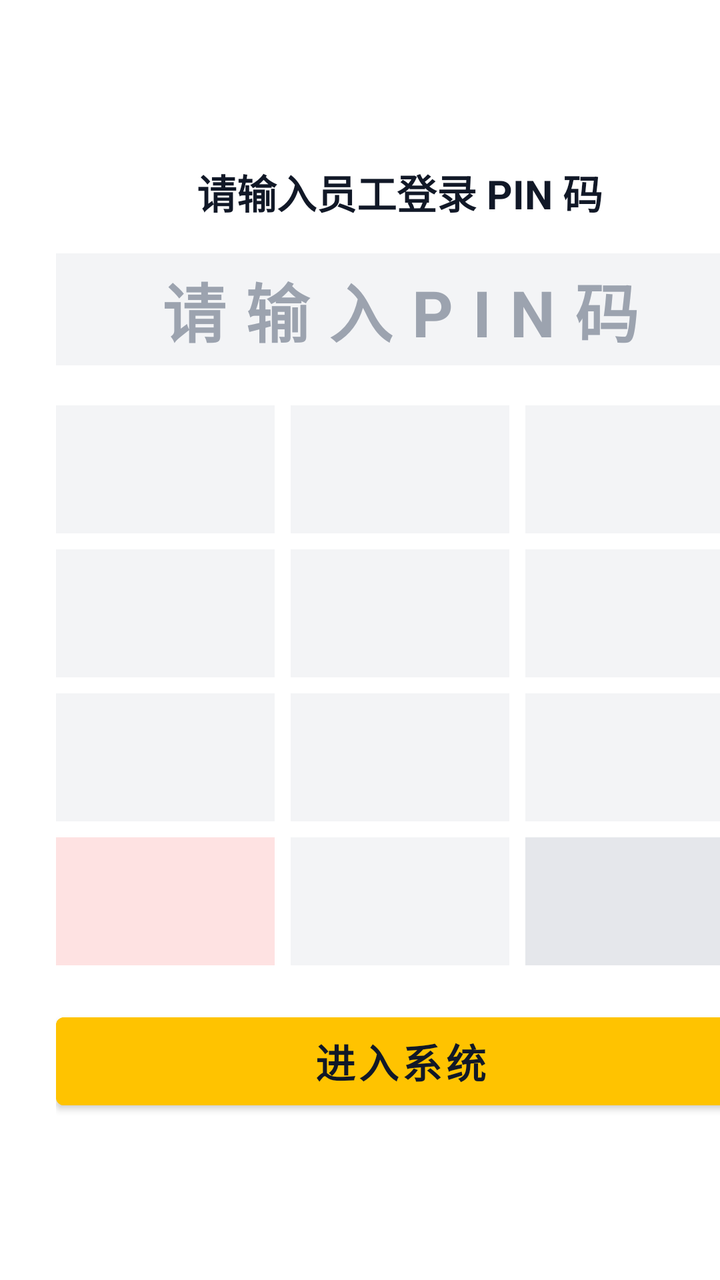
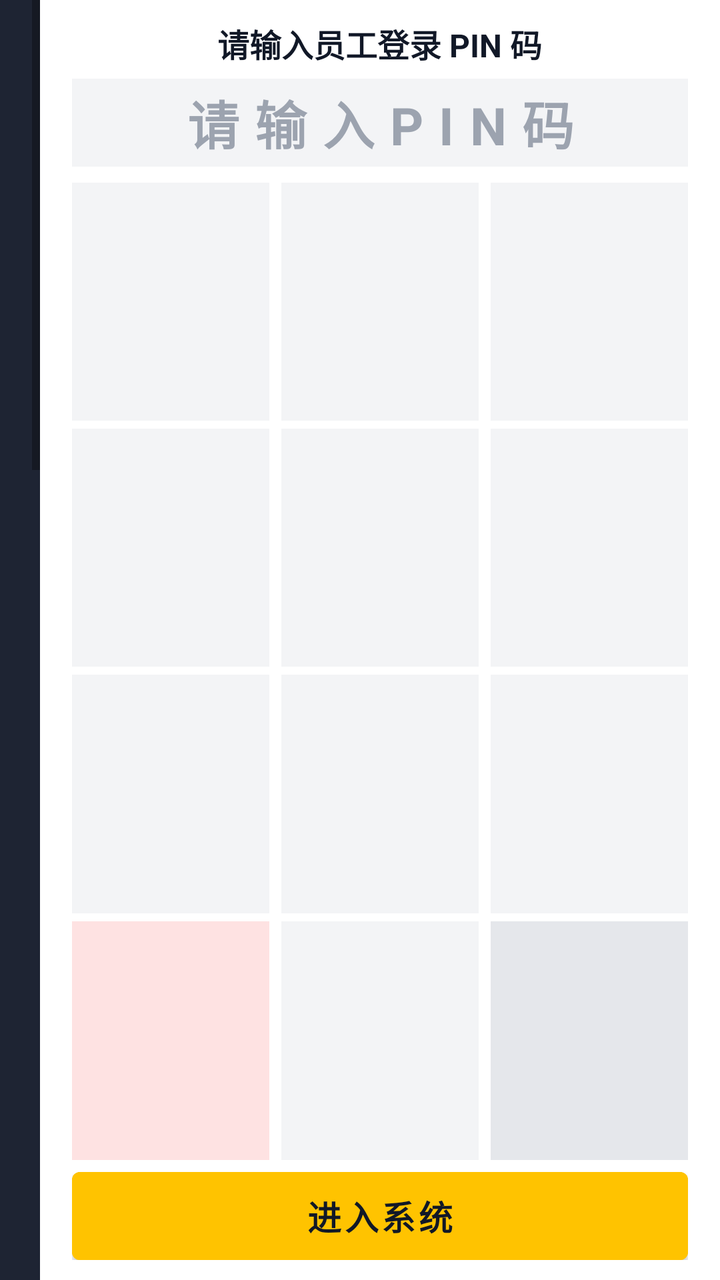

The first picture is an Android layout as it rendered before a commit; the second is the same layout after the commit. The layout source and the unified diff follow.
<!-- AndroidManifest.xml: application theme Theme.MeituanPosLite -->
<!-- res/layout/activity_login.xml -->
<?xml version="1.0" encoding="utf-8"?>
<LinearLayout xmlns:android="http://schemas.android.com/apk/res/android"
    android:layout_width="match_parent"
    android:layout_height="match_parent"
    android:orientation="horizontal"
    android:background="#1E2433">

    
    <LinearLayout
        android:layout_width="0dp"
        android:layout_height="match_parent"
        android:layout_weight="1"
        android:gravity="center"
        android:orientation="vertical"
        android:padding="32dp">

        <TextView
            android:layout_width="wrap_content"
            android:layout_height="wrap_content"
            android:text="六猫餐饮"
            android:textColor="#FFC300"
            android:textSize="38sp"
            android:textStyle="bold" />

        <TextView
            android:layout_width="wrap_content"
            android:layout_height="wrap_content"
            android:layout_marginTop="16dp"
            android:text="纯本地单机版 | 堂食桌台与快餐管理"
            android:textColor="#9CA3AF"
            android:textSize="18sp" />

        <TextView
            android:layout_width="wrap_content"
            android:layout_height="wrap_content"
            android:layout_marginTop="28dp"
            android:text="初始账号密码：\n店长 PIN: 888888\n收银员 PIN: 1234"
            android:textColor="#6B7280"
            android:textSize="15sp"
            android:gravity="center"
            android:lineSpacingExtra="6dp"/>
    </LinearLayout>

    
    <LinearLayout
        android:layout_width="400dp"
        android:layout_height="match_parent"
        android:gravity="center"
        android:orientation="vertical"
        android:background="#FFFFFF"
        android:padding="28dp">

        <TextView
            android:layout_width="wrap_content"
            android:layout_height="wrap_content"
            android:text="请输入员工登录 PIN 码"
            android:textColor="#111827"
            android:textSize="20sp"
            android:textStyle="bold" />

        <TextView
            android:id="@+id/tvPinDisplay"
            android:layout_width="match_parent"
            android:layout_height="56dp"
            android:layout_marginTop="16dp"
            android:background="#F3F4F6"
            android:gravity="center"
            android:hint="请输入PIN码"
            android:textColorHint="#9CA3AF"
            android:textColor="#111827"
            android:textSize="32sp"
            android:textStyle="bold"
            android:letterSpacing="0.3" />

        
        <LinearLayout
            android:layout_width="match_parent"
            android:layout_height="wrap_content"
            android:orientation="vertical"
            android:layout_marginTop="20dp">

            
            <LinearLayout
                android:layout_width="match_parent"
                android:layout_height="64dp"
                android:orientation="horizontal"
                android:weightSum="3"
                android:layout_marginBottom="8dp">

                <TextView android:id="@+id/btn1" android:layout_width="0dp" android:layout_height="match_parent" android:layout_weight="1" android:layout_marginEnd="4dp" android:gravity="center" android:textSize="26sp" android:textStyle="bold" android:background="#F3F4F6" android:clickable="true" android:focusable="true"/>
                <TextView android:id="@+id/btn2" android:layout_width="0dp" android:layout_height="match_parent" android:layout_weight="1" android:layout_marginHorizontal="4dp" android:gravity="center" android:textSize="26sp" android:textStyle="bold" android:background="#F3F4F6" android:clickable="true" android:focusable="true"/>
                <TextView android:id="@+id/btn3" android:layout_width="0dp" android:layout_height="match_parent" android:layout_weight="1" android:layout_marginStart="4dp" android:gravity="center" android:textSize="26sp" android:textStyle="bold" android:background="#F3F4F6" android:clickable="true" android:focusable="true"/>
            </LinearLayout>

            
            <LinearLayout
                android:layout_width="match_parent"
                android:layout_height="64dp"
                android:orientation="horizontal"
                android:weightSum="3"
                android:layout_marginBottom="8dp">

                <TextView android:id="@+id/btn4" android:layout_width="0dp" android:layout_height="match_parent" android:layout_weight="1" android:layout_marginEnd="4dp" android:gravity="center" android:textSize="26sp" android:textStyle="bold" android:background="#F3F4F6" android:clickable="true" android:focusable="true"/>
                <TextView android:id="@+id/btn5" android:layout_width="0dp" android:layout_height="match_parent" android:layout_weight="1" android:layout_marginHorizontal="4dp" android:gravity="center" android:textSize="26sp" android:textStyle="bold" android:background="#F3F4F6" android:clickable="true" android:focusable="true"/>
                <TextView android:id="@+id/btn6" android:layout_width="0dp" android:layout_height="match_parent" android:layout_weight="1" android:layout_marginStart="4dp" android:gravity="center" android:textSize="26sp" android:textStyle="bold" android:background="#F3F4F6" android:clickable="true" android:focusable="true"/>
            </LinearLayout>

            
            <LinearLayout
                android:layout_width="match_parent"
                android:layout_height="64dp"
                android:orientation="horizontal"
                android:weightSum="3"
                android:layout_marginBottom="8dp">

                <TextView android:id="@+id/btn7" android:layout_width="0dp" android:layout_height="match_parent" android:layout_weight="1" android:layout_marginEnd="4dp" android:gravity="center" android:textSize="26sp" android:textStyle="bold" android:background="#F3F4F6" android:clickable="true" android:focusable="true"/>
                <TextView android:id="@+id/btn8" android:layout_width="0dp" android:layout_height="match_parent" android:layout_weight="1" android:layout_marginHorizontal="4dp" android:gravity="center" android:textSize="26sp" android:textStyle="bold" android:background="#F3F4F6" android:clickable="true" android:focusable="true"/>
                <TextView android:id="@+id/btn9" android:layout_width="0dp" android:layout_height="match_parent" android:layout_weight="1" android:layout_marginStart="4dp" android:gravity="center" android:textSize="26sp" android:textStyle="bold" android:background="#F3F4F6" android:clickable="true" android:focusable="true"/>
            </LinearLayout>

            
            <LinearLayout
                android:layout_width="match_parent"
                android:layout_height="64dp"
                android:orientation="horizontal"
                android:weightSum="3">

                <TextView android:id="@+id/btnClear" android:layout_width="0dp" android:layout_height="match_parent" android:layout_weight="1" android:layout_marginEnd="4dp" android:gravity="center" android:textSize="18sp" android:textStyle="bold" android:background="#FEE2E2" android:clickable="true" android:focusable="true"/>
                <TextView android:id="@+id/btn0" android:layout_width="0dp" android:layout_height="match_parent" android:layout_weight="1" android:layout_marginHorizontal="4dp" android:gravity="center" android:textSize="26sp" android:textStyle="bold" android:background="#F3F4F6" android:clickable="true" android:focusable="true"/>
                <TextView android:id="@+id/btnDelete" android:layout_width="0dp" android:layout_height="match_parent" android:layout_weight="1" android:layout_marginStart="4dp" android:gravity="center" android:textSize="22sp" android:textStyle="bold" android:background="#E5E7EB" android:clickable="true" android:focusable="true"/>
            </LinearLayout>
        </LinearLayout>

        <Button
            android:id="@+id/btnLogin"
            android:layout_width="match_parent"
            android:layout_height="56dp"
            android:layout_marginTop="20dp"
            android:text="进入系统"
            android:textStyle="bold"
            android:textSize="20sp"
            android:backgroundTint="#FFC300"
            android:textColor="#111827"/>
    </LinearLayout>
</LinearLayout>
<!-- resources referenced by this layout -->
<resources>
  <style name="Theme.MeituanPosLite" parent="Theme.MaterialComponents.Light.NoActionBar">
          <item name="colorPrimary">@color/meituan_yellow</item>
          <item name="colorSecondary">#333333</item>
          <item name="android:statusBarColor">#FFD100</item>
      </style>
  <color name="meituan_yellow">#FFC300</color>
</resources>

<!-- the commit's change to res/layout/activity_login.xml (unified diff, before → after) -->
@@ -6,140 +6,155 @@
     android:background="#1E2433">
 
     
-    <LinearLayout
+    <ScrollView
         android:layout_width="0dp"
         android:layout_height="match_parent"
         android:layout_weight="1"
-        android:gravity="center"
+        android:fillViewport="true">
+
+        <LinearLayout
+            android:layout_width="match_parent"
+            android:layout_height="wrap_content"
+            android:gravity="center"
+            android:orientation="vertical"
+            android:padding="16dp">
+
+            <TextView
+                android:layout_width="wrap_content"
+                android:layout_height="wrap_content"
+                android:text="六猫餐饮"
+                android:textColor="#FFC300"
+                android:textSize="32sp"
+                android:textStyle="bold" />
+
+            <TextView
+                android:layout_width="wrap_content"
+                android:layout_height="wrap_content"
+                android:layout_marginTop="8dp"
+                android:text="纯本地单机版 | 堂食桌台与快餐管理"
+                android:textColor="#9CA3AF"
+                android:textSize="15sp" />
+
+            <TextView
+                android:layout_width="wrap_content"
+                android:layout_height="wrap_content"
+                android:layout_marginTop="16dp"
+                android:text="初始账号密码：\n店长 PIN: 888888  |  收银员 PIN: 1234\n(支持屏幕触控与物理键盘输入)"
+                android:textColor="#6B7280"
+                android:textSize="13sp"
+                android:gravity="center"
+                android:lineSpacingExtra="4dp"/>
+        </LinearLayout>
+    </ScrollView>
+
+    
+    <LinearLayout
+        android:layout_width="340dp"
+        android:layout_height="match_parent"
         android:orientation="vertical"
-        android:padding="32dp">
+        android:background="#FFFFFF"
+        android:paddingHorizontal="16dp"
+        android:paddingVertical="10dp">
 
         <TextView
             android:layout_width="wrap_content"
             android:layout_height="wrap_content"
-            android:text="六猫餐饮"
-            android:textColor="#FFC300"
-            android:textSize="38sp"
-            android:textStyle="bold" />
-
-        <TextView
-            android:layout_width="wrap_content"
-            android:layout_height="wrap_content"
-            android:layout_marginTop="16dp"
-            android:text="纯本地单机版 | 堂食桌台与快餐管理"
-            android:textColor="#9CA3AF"
-            android:textSize="18sp" />
-
-        <TextView
-            android:layout_width="wrap_content"
-            android:layout_height="wrap_content"
-            android:layout_marginTop="28dp"
-            android:text="初始账号密码：\n店长 PIN: 888888\n收银员 PIN: 1234"
-            android:textColor="#6B7280"
-            android:textSize="15sp"
-            android:gravity="center"
-            android:lineSpacingExtra="6dp"/>
-    </LinearLayout>
-
-    
-    <LinearLayout
-        android:layout_width="400dp"
-        android:layout_height="match_parent"
-        android:gravity="center"
-        android:orientation="vertical"
-        android:background="#FFFFFF"
-        android:padding="28dp">
-
-        <TextView
-            android:layout_width="wrap_content"
-            android:layout_height="wrap_content"
+            android:layout_gravity="center_horizontal"
             android:text="请输入员工登录 PIN 码"
             android:textColor="#111827"
-            android:textSize="20sp"
+            android:textSize="16sp"
             android:textStyle="bold" />
 
         <TextView
             android:id="@+id/tvPinDisplay"
             android:layout_width="match_parent"
-            android:layout_height="56dp"
-            android:layout_marginTop="16dp"
+            android:layout_height="44dp"
+            android:layout_marginTop="6dp"
             android:background="#F3F4F6"
             android:gravity="center"
             android:hint="请输入PIN码"
             android:textColorHint="#9CA3AF"
             android:textColor="#111827"
-            android:textSize="32sp"
+            android:textSize="26sp"
             android:textStyle="bold"
             android:letterSpacing="0.3" />
 
         
         <LinearLayout
             android:layout_width="match_parent"
-            android:layout_height="wrap_content"
+            android:layout_height="0dp"
+            android:layout_weight="1"
             android:orientation="vertical"
-            android:layout_marginTop="20dp">
+            android:layout_marginTop="8dp">
 
             
             <LinearLayout
                 android:layout_width="match_parent"
-                android:layout_height="64dp"
+                android:layout_height="0dp"
+                android:layout_weight="1"
                 android:orientation="horizontal"
                 android:weightSum="3"
-                android:layout_marginBottom="8dp">
+                android:layout_marginBottom="4dp">
 
-                <TextView android:id="@+id/btn1" android:layout_width="0dp" android:layout_height="match_parent" android:layout_weight="1" android:layout_marginEnd="4dp" android:gravity="center" android:textSize="26sp" android:textStyle="bold" android:background="#F3F4F6" android:clickable="true" android:focusable="true"/>
-                <TextView android:id="@+id/btn2" android:layout_width="0dp" android:layout_height="match_parent" android:layout_weight="1" android:layout_marginHorizontal="4dp" android:gravity="center" android:textSize="26sp" android:textStyle="bold" android:background="#F3F4F6" android:clickable="true" android:focusable="true"/>
-                <TextView android:id="@+id/btn3" android:layout_width="0dp" android:layout_height="match_parent" android:layout_weight="1" android:layout_marginStart="4dp" android:gravity="center" android:textSize="26sp" android:textStyle="bold" android:background="#F3F4F6" android:clickable="true" android:focusable="true"/>
+                <TextView android:id="@+id/btn1" android:layout_width="0dp" android:layout_height="match_parent" android:layout_weight="1" android:layout_marginEnd="3dp" android:gravity="center" android:textSize="22sp" android:textStyle="bold" android:background="#F3F4F6" android:clickable="true" android:focusable="true"/>
+                <TextView android:id="@+id/btn2" android:layout_width="0dp" android:layout_height="match_parent" android:layout_weight="1" android:layout_marginHorizontal="3dp" android:gravity="center" android:textSize="22sp" android:textStyle="bold" android:background="#F3F4F6" android:clickable="true" android:focusable="true"/>
+                <TextView android:id="@+id/btn3" android:layout_width="0dp" android:layout_height="match_parent" android:layout_weight="1" android:layout_marginStart="3dp" android:gravity="center" android:textSize="22sp" android:textStyle="bold" android:background="#F3F4F6" android:clickable="true" android:focusable="true"/>
             </LinearLayout>
 
             
             <LinearLayout
                 android:layout_width="match_parent"
-                android:layout_height="64dp"
+                android:layout_height="0dp"
+                android:layout_weight="1"
                 android:orientation="horizontal"
                 android:weightSum="3"
-                android:layout_marginBottom="8dp">
+                android:layout_marginBottom="4dp">
 
-                <TextView android:id="@+id/btn4" android:layout_width="0dp" android:layout_height="match_parent" android:layout_weight="1" android:layout_marginEnd="4dp" android:gravity="center" android:textSize="26sp" android:textStyle="bold" android:background="#F3F4F6" android:clickable="true" android:focusable="true"/>
-                <TextView android:id="@+id/btn5" android:layout_width="0dp" android:layout_height="match_parent" android:layout_weight="1" android:layout_marginHorizontal="4dp" android:gravity="center" android:textSize="26sp" android:textStyle="bold" android:background="#F3F4F6" android:clickable="true" android:focusable="true"/>
-                <TextView android:id="@+id/btn6" android:layout_width="0dp" android:layout_height="match_parent" android:layout_weight="1" android:layout_marginStart="4dp" android:gravity="center" android:textSize="26sp" android:textStyle="bold" android:background="#F3F4F6" android:clickable="true" android:focusable="true"/>
+                <TextView android:id="@+id/btn4" android:layout_width="0dp" android:layout_height="match_parent" android:layout_weight="1" android:layout_marginEnd="3dp" android:gravity="center" android:textSize="22sp" android:textStyle="bold" android:background="#F3F4F6" android:clickable="true" android:focusable="true"/>
+                <TextView android:id="@+id/btn5" android:layout_width="0dp" android:layout_height="match_parent" android:layout_weight="1" android:layout_marginHorizontal="3dp" android:gravity="center" android:textSize="22sp" android:textStyle="bold" android:background="#F3F4F6" android:clickable="true" android:focusable="true"/>
+                <TextView android:id="@+id/btn6" android:layout_width="0dp" android:layout_height="match_parent" android:layout_weight="1" android:layout_marginStart="3dp" android:gravity="center" android:textSize="22sp" android:textStyle="bold" android:background="#F3F4F6" android:clickable="true" android:focusable="true"/>
             </LinearLayout>
 
             
             <LinearLayout
                 android:layout_width="match_parent"
-                android:layout_height="64dp"
+                android:layout_height="0dp"
+                android:layout_weight="1"
                 android:orientation="horizontal"
                 android:weightSum="3"
-                android:layout_marginBottom="8dp">
+                android:layout_marginBottom="4dp">
 
-                <TextView android:id="@+id/btn7" android:layout_width="0dp" android:layout_height="match_parent" android:layout_weight="1" android:layout_marginEnd="4dp" android:gravity="center" android:textSize="26sp" android:textStyle="bold" android:background="#F3F4F6" android:clickable="true" android:focusable="true"/>
-                <TextView android:id="@+id/btn8" android:layout_width="0dp" android:layout_height="match_parent" android:layout_weight="1" android:layout_marginHorizontal="4dp" android:gravity="center" android:textSize="26sp" android:textStyle="bold" android:background="#F3F4F6" android:clickable="true" android:focusable="true"/>
-                <TextView android:id="@+id/btn9" android:layout_width="0dp" android:layout_height="match_parent" android:layout_weight="1" android:layout_marginStart="4dp" android:gravity="center" android:textSize="26sp" android:textStyle="bold" android:background="#F3F4F6" android:clickable="true" android:focusable="true"/>
+                <TextView android:id="@+id/btn7" android:layout_width="0dp" android:layout_height="match_parent" android:layout_weight="1" android:layout_marginEnd="3dp" android:gravity="center" android:textSize="22sp" android:textStyle="bold" android:background="#F3F4F6" android:clickable="true" android:focusable="true"/>
+                <TextView android:id="@+id/btn8" android:layout_width="0dp" android:layout_height="match_parent" android:layout_weight="1" android:layout_marginHorizontal="3dp" android:gravity="center" android:textSize="22sp" android:textStyle="bold" android:background="#F3F4F6" android:clickable="true" android:focusable="true"/>
+                <TextView android:id="@+id/btn9" android:layout_width="0dp" android:layout_height="match_parent" android:layout_weight="1" android:layout_marginStart="3dp" android:gravity="center" android:textSize="22sp" android:textStyle="bold" android:background="#F3F4F6" android:clickable="true" android:focusable="true"/>
             </LinearLayout>
 
             
             <LinearLayout
                 android:layout_width="match_parent"
-                android:layout_height="64dp"
+                android:layout_height="0dp"
+                android:layout_weight="1"
                 android:orientation="horizontal"
                 android:weightSum="3">
 
-                <TextView android:id="@+id/btnClear" android:layout_width="0dp" android:layout_height="match_parent" android:layout_weight="1" android:layout_marginEnd="4dp" android:gravity="center" android:textSize="18sp" android:textStyle="bold" android:background="#FEE2E2" android:clickable="true" android:focusable="true"/>
-                <TextView android:id="@+id/btn0" android:layout_width="0dp" android:layout_height="match_parent" android:layout_weight="1" android:layout_marginHorizontal="4dp" android:gravity="center" android:textSize="26sp" android:textStyle="bold" android:background="#F3F4F6" android:clickable="true" android:focusable="true"/>
-                <TextView android:id="@+id/btnDelete" android:layout_width="0dp" android:layout_height="match_parent" android:layout_weight="1" android:layout_marginStart="4dp" android:gravity="center" android:textSize="22sp" android:textStyle="bold" android:background="#E5E7EB" android:clickable="true" android:focusable="true"/>
+                <TextView android:id="@+id/btnClear" android:layout_width="0dp" android:layout_height="match_parent" android:layout_weight="1" android:layout_marginEnd="3dp" android:gravity="center" android:textSize="16sp" android:textStyle="bold" android:background="#FEE2E2" android:clickable="true" android:focusable="true"/>
+                <TextView android:id="@+id/btn0" android:layout_width="0dp" android:layout_height="match_parent" android:layout_weight="1" android:layout_marginHorizontal="3dp" android:gravity="center" android:textSize="22sp" android:textStyle="bold" android:background="#F3F4F6" android:clickable="true" android:focusable="true"/>
+                <TextView android:id="@+id/btnDelete" android:layout_width="0dp" android:layout_height="match_parent" android:layout_weight="1" android:layout_marginStart="3dp" android:gravity="center" android:textSize="20sp" android:textStyle="bold" android:background="#E5E7EB" android:clickable="true" android:focusable="true"/>
             </LinearLayout>
         </LinearLayout>
 
+        
         <Button
             android:id="@+id/btnLogin"
             android:layout_width="match_parent"
-            android:layout_height="56dp"
-            android:layout_marginTop="20dp"
+            android:layout_height="44dp"
+            android:layout_marginTop="6dp"
             android:text="进入系统"
             android:textStyle="bold"
-            android:textSize="20sp"
+            android:textSize="17sp"
             android:backgroundTint="#FFC300"
-            android:textColor="#111827"/>
+            android:textColor="#111827"
+            android:insetTop="0dp"
+            android:insetBottom="0dp"/>
     </LinearLayout>
 </LinearLayout>
